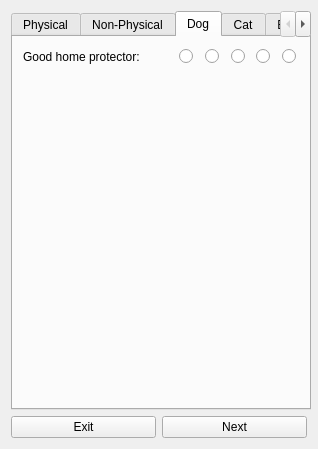
Before: the Qt Designer form deliverable2-code/addanimal.ui in ashleefoureyes/quackjaws, drawn with Qt 5.
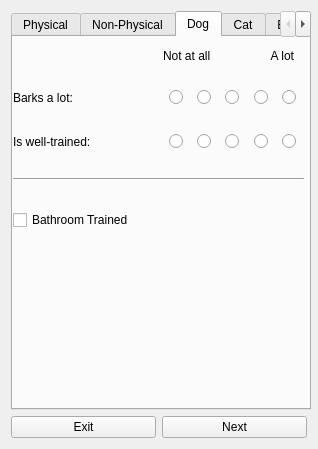
After: the same form once the commit is applied. The open tabs and pages were chosen to show the change.

What changed in the file:
```diff
--- a/deliverable2-code/addanimal.ui
+++ b/deliverable2-code/addanimal.ui
@@ -1392,55 +1392,7 @@
         </rect>
        </property>
        <property name="text">
-        <string>No</string>
-       </property>
-      </widget>
-      <widget class="QLabel" name="label_3">
-       <property name="geometry">
-        <rect>
-         <x>180</x>
-         <y>0</y>
-         <width>21</width>
-         <height>17</height>
-        </rect>
-       </property>
-       <property name="text">
-        <string>2</string>
-       </property>
-       <property name="alignment">
-        <set>Qt::AlignCenter</set>
-       </property>
-      </widget>
-      <widget class="QLabel" name="label_4">
-       <property name="geometry">
-        <rect>
-         <x>200</x>
-         <y>0</y>
-         <width>21</width>
-         <height>17</height>
-        </rect>
-       </property>
-       <property name="text">
-        <string>3</string>
-       </property>
-       <property name="alignment">
-        <set>Qt::AlignRight|Qt::AlignTrailing|Qt::AlignVCenter</set>
-       </property>
-      </widget>
-      <widget class="QLabel" name="label_5">
-       <property name="geometry">
-        <rect>
-         <x>230</x>
-         <y>0</y>
-         <width>21</width>
-         <height>17</height>
-        </rect>
-       </property>
-       <property name="text">
-        <string>4</string>
-       </property>
-       <property name="alignment">
-        <set>Qt::AlignCenter</set>
+        <string>Not at all</string>
        </property>
       </widget>
       <widget class="QLabel" name="label_6">
@@ -1473,76 +1425,249 @@
       <widget class="QWidget" name="layoutWidget_11">
        <property name="geometry">
         <rect>
-         <x>10</x>
-         <y>10</y>
-         <width>279</width>
-         <height>19</height>
+         <x>0</x>
+         <y>30</y>
+         <width>291</width>
+         <height>341</height>
         </rect>
        </property>
-       <layout class="QHBoxLayout" name="protect_2">
+       <layout class="QVBoxLayout" name="verticalLayout">
         <item>
-         <widget class="QLabel" name="lbProtect_2">
-          <property name="minimumSize">
-           <size>
-            <width>150</width>
-            <height>0</height>
-           </size>
+         <layout class="QHBoxLayout" name="barks">
+          <item>
+           <widget class="QLabel" name="lbBarks">
+            <property name="minimumSize">
+             <size>
+              <width>150</width>
+              <height>0</height>
+             </size>
+            </property>
+            <property name="maximumSize">
+             <size>
+              <width>150</width>
+              <height>100</height>
+             </size>
+            </property>
+            <property name="text">
+             <string>Barks a lot:</string>
+            </property>
+           </widget>
+          </item>
+          <item>
+           <layout class="QHBoxLayout" name="horizontalLayout_17">
+            <item>
+             <widget class="QRadioButton" name="rbBarks1">
+              <property name="text">
+               <string/>
+              </property>
+              <attribute name="buttonGroup">
+               <string notr="true">groupBarks</string>
+              </attribute>
+             </widget>
+            </item>
+            <item>
+             <widget class="QRadioButton" name="rbBarks2">
+              <property name="text">
+               <string/>
+              </property>
+              <attribute name="buttonGroup">
+               <string notr="true">groupBarks</string>
+              </attribute>
+             </widget>
+            </item>
+            <item>
+             <widget class="QRadioButton" name="rbBarks3">
+              <property name="text">
+               <string/>
+              </property>
+              <property name="checked">
+               <bool>false</bool>
+              </property>
+              <attribute name="buttonGroup">
+               <string notr="true">groupBarks</string>
+              </attribute>
+             </widget>
+            </item>
+            <item>
+             <widget class="QRadioButton" name="rbBarks4">
+              <property name="text">
+               <string/>
+              </property>
+              <attribute name="buttonGroup">
+               <string notr="true">groupBarks</string>
+              </attribute>
+             </widget>
+            </item>
+            <item>
+             <widget class="QRadioButton" name="rbBarks5">
+              <property name="text">
+               <string/>
+              </property>
+              <attribute name="buttonGroup">
+               <string notr="true">groupBarks</string>
+              </attribute>
+             </widget>
+            </item>
+           </layout>
+          </item>
+         </layout>
+        </item>
+        <item>
+         <layout class="QHBoxLayout" name="trained">
+          <item>
+           <widget class="QLabel" name="lbTrained">
+            <property name="minimumSize">
+             <size>
+              <width>150</width>
+              <height>0</height>
+             </size>
+            </property>
+            <property name="maximumSize">
+             <size>
+              <width>150</width>
+              <height>100</height>
+             </size>
+            </property>
+            <property name="text">
+             <string>Is well-trained:</string>
+            </property>
+           </widget>
+          </item>
+          <item>
+           <layout class="QHBoxLayout" name="horizontalLayout_18">
+            <item>
+             <widget class="QRadioButton" name="rbDogTrained1">
+              <property name="text">
+               <string/>
+              </property>
+              <attribute name="buttonGroup">
+               <string notr="true">groupDogTrained</string>
+              </attribute>
+             </widget>
+            </item>
+            <item>
+             <widget class="QRadioButton" name="rbDogTrained2">
+              <property name="text">
+               <string/>
+              </property>
+              <attribute name="buttonGroup">
+               <string notr="true">groupDogTrained</string>
+              </attribute>
+             </widget>
+            </item>
+            <item>
+             <widget class="QRadioButton" name="rbDogTrained3">
+              <property name="text">
+               <string/>
+              </property>
+              <property name="checked">
+               <bool>false</bool>
+              </property>
+              <attribute name="buttonGroup">
+               <string notr="true">groupDogTrained</string>
+              </attribute>
+             </widget>
+            </item>
+            <item>
+             <widget class="QRadioButton" name="rbDogTrained4">
+              <property name="text">
+               <string/>
+              </property>
+              <attribute name="buttonGroup">
+               <string notr="true">groupDogTrained</string>
+              </attribute>
+             </widget>
+            </item>
+            <item>
+             <widget class="QRadioButton" name="rbDogTrained5">
+              <property name="text">
+               <string/>
+              </property>
+              <attribute name="buttonGroup">
+               <string notr="true">groupDogTrained</string>
+              </attribute>
+             </widget>
+            </item>
+           </layout>
+          </item>
+         </layout>
+        </item>
+        <item>
+         <widget class="Line" name="line_5">
+          <property name="orientation">
+           <enum>Qt::Horizontal</enum>
           </property>
-          <property name="maximumSize">
-           <size>
-            <width>150</width>
-            <height>100</height>
-           </size>
+         </widget>
+        </item>
+        <item>
+         <widget class="QCheckBox" name="cbBathroomTrained">
+          <property name="layoutDirection">
+           <enum>Qt::LeftToRight</enum>
+          </property>
+          <property name="autoFillBackground">
+           <bool>false</bool>
           </property>
           <property name="text">
-           <string>Good home protector:</string>
+           <string>Bathroom Trained</string>
           </property>
          </widget>
         </item>
         <item>
-         <layout class="QHBoxLayout" name="horizontalLayout_17">
-          <item>
-           <widget class="QRadioButton" name="rbProtect1_2">
-            <property name="text">
-             <string/>
-            </property>
-           </widget>
-          </item>
-          <item>
-           <widget class="QRadioButton" name="rbProtect2_2">
-            <property name="text">
-             <string/>
-            </property>
-           </widget>
-          </item>
-          <item>
-           <widget class="QRadioButton" name="rbProtect3_2">
-            <property name="text">
-             <string/>
-            </property>
-            <property name="checked">
-             <bool>false</bool>
-            </property>
-           </widget>
-          </item>
-          <item>
-           <widget class="QRadioButton" name="rbProtect4_2">
-            <property name="text">
-             <string/>
-            </property>
-           </widget>
-          </item>
-          <item>
-           <widget class="QRadioButton" name="rbProtect5_2">
-            <property name="text">
-             <string/>
-            </property>
-           </widget>
-          </item>
-         </layout>
+         <widget class="QWidget" name="widget_10" native="true">
+          <property name="sizePolicy">
+           <sizepolicy hsizetype="Preferred" vsizetype="Preferred">
+            <horstretch>0</horstretch>
+            <verstretch>0</verstretch>
+           </sizepolicy>
+          </property>
+          <property name="minimumSize">
+           <size>
+            <width>0</width>
+            <height>125</height>
+           </size>
+          </property>
+          <property name="maximumSize">
+           <size>
+            <width>16777215</width>
+            <height>70</height>
+           </size>
+          </property>
+         </widget>
+        </item>
+        <item>
+         <layout class="QHBoxLayout" name="AltBreed_Dog"/>
         </item>
        </layout>
       </widget>
+      <widget class="QLabel" name="label_7">
+       <property name="geometry">
+        <rect>
+         <x>250</x>
+         <y>10</y>
+         <width>31</width>
+         <height>17</height>
+        </rect>
+       </property>
+       <property name="text">
+        <string>A lot</string>
+       </property>
+       <property name="alignment">
+        <set>Qt::AlignRight|Qt::AlignTrailing|Qt::AlignVCenter</set>
+       </property>
+      </widget>
+      <widget class="QLabel" name="label_3">
+       <property name="geometry">
+        <rect>
+         <x>150</x>
+         <y>10</y>
+         <width>51</width>
+         <height>17</height>
+        </rect>
+       </property>
+       <property name="text">
+        <string>Not at all</string>
+       </property>
+      </widget>
      </widget>
      <widget class="QWidget" name="tabCat">
       <property name="cursor">
```
Left out of the diff: 1205 changed lines with no effect on the pictures.
